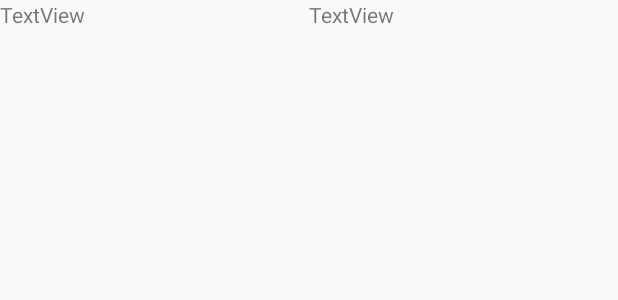
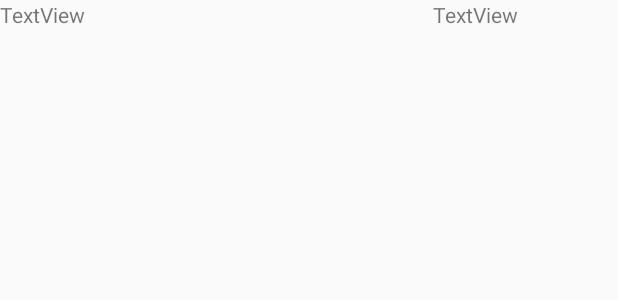
Before and after one commit to jacquelotjeff/ShoppingList, an Android app: the layout item_shopping_list.xml on its own in the app's theme, with its tools: preview values and no code run, on a phone screen of 412 x 824 dp. Shown: the top 300 px of the screen. Run offline under Robolectric (Android 15) with nearby library versions, the phone set to English and light mode, and no system bars.

Commit message:
Change template

```diff
--- a/app/src/main/res/layout/item_shopping_list.xml
+++ b/app/src/main/res/layout/item_shopping_list.xml
@@ -10,16 +10,16 @@
 
         <TextView
             android:text="TextView"
-            android:layout_width="wrap_content"
+            android:layout_width="match_parent"
             android:layout_height="wrap_content"
             android:id="@+id/lblName"
-            android:layout_weight="1" />
+            android:layout_weight="0.3" />
 
         <TextView
             android:text="TextView"
-            android:layout_width="wrap_content"
+            android:layout_width="match_parent"
             android:layout_height="wrap_content"
             android:id="@+id/lblCreatedAt"
-            android:layout_weight="1" />
+            android:layout_weight="0.7" />
     </LinearLayout>
 </LinearLayout>
```
